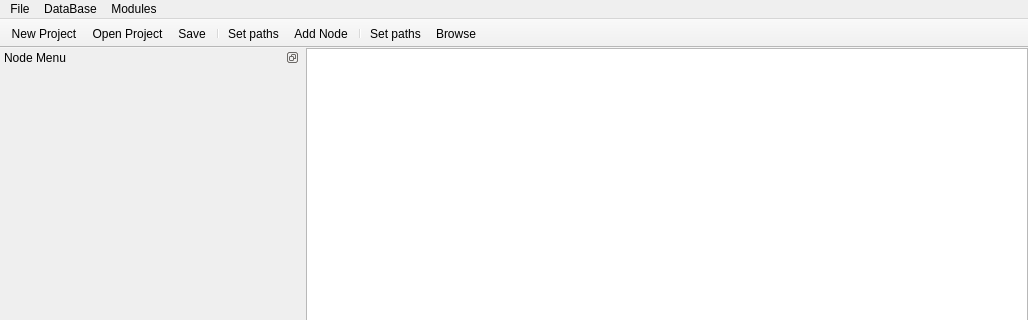
Nitnelav/AcousticNode, file src/mainwindow.ui: the form before one commit; both pictures show x 0 to 1028 and y 0 to 320 of the 1028 by 800 pixel window.
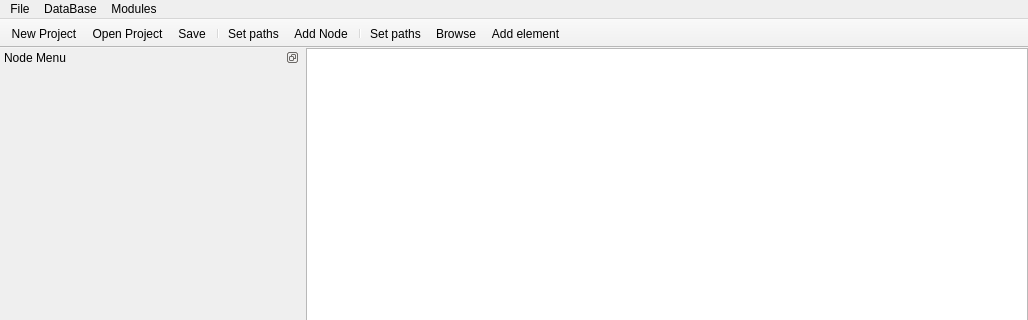
The form after the commit. Icons and pictures are not drawn. Custom widgets are drawn as their Qt base class.

```diff
--- a/src/mainwindow.ui
+++ b/src/mainwindow.ui
@@ -215,6 +215,7 @@
    <addaction name="separator"/>
    <addaction name="actionDBSetPaths"/>
    <addaction name="actionDBBrowse"/>
+   <addaction name="actionDBAdd"/>
   </widget>
   <action name="actionNewProject">
    <property name="icon">
@@ -336,6 +337,15 @@
     <string>Add Node</string>
    </property>
   </action>
+  <action name="actionDBAdd">
+   <property name="icon">
+    <iconset resource="../resources/resources.qrc">
+     <normaloff>:/_icons/database-add.png</normaloff>:/_icons/database-add.png</iconset>
+   </property>
+   <property name="text">
+    <string>Add element...</string>
+   </property>
+  </action>
  </widget>
  <layoutdefault spacing="6" margin="11"/>
  <customwidgets>
```
Left out of the diff: 16 changed lines with no effect on the pictures.
